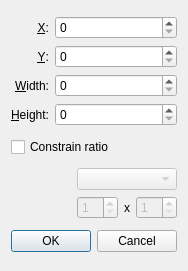
Before: the Qt Designer form lib/cropsidebar.ui in KDE/gwenview, drawn with Qt 5.
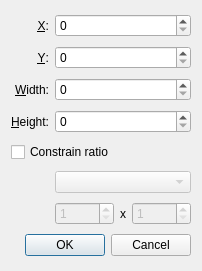
After: the same form once the commit is applied.

Commit message: Reworked layout.

Patch:
```diff
--- a/lib/cropsidebar.ui
+++ b/lib/cropsidebar.ui
@@ -5,13 +5,11 @@
    <rect>
     <x>0</x>
     <y>0</y>
-    <width>186</width>
+    <width>202</width>
     <height>271</height>
    </rect>
   </property>
-  <layout class="QGridLayout" name="gridLayout_2" >
-   <item row="0" column="0" colspan="2" >
-    <layout class="QGridLayout" >
+  <layout class="QGridLayout" name="gridLayout" >
      <item row="0" column="0" >
       <widget class="QLabel" name="label" >
        <property name="sizePolicy" >
@@ -89,76 +87,14 @@
      <item row="3" column="1" >
       <widget class="QSpinBox" name="heightSpinBox" />
      </item>
-    </layout>
-   </item>
-   <item row="1" column="0" colspan="2" >
-    <widget class="QCheckBox" name="constrainRatioCheckBox" >
-     <property name="text" >
-      <string>Constrain ratio</string>
-     </property>
-    </widget>
-   </item>
-   <item row="2" column="0" >
-    <spacer name="horizontalSpacer" >
-     <property name="orientation" >
-      <enum>Qt::Horizontal</enum>
-     </property>
-     <property name="sizeType" >
-      <enum>QSizePolicy::Fixed</enum>
-     </property>
-     <property name="sizeHint" stdset="0" >
-      <size>
-       <width>12</width>
-       <height>20</height>
-      </size>
-     </property>
-    </spacer>
-   </item>
-   <item row="2" column="1" >
-    <layout class="QGridLayout" name="gridLayout" >
-     <item row="1" column="0" >
-      <widget class="QSpinBox" name="ratioWidthSpinBox" >
-       <property name="enabled" >
-        <bool>false</bool>
-       </property>
-       <property name="minimum" >
-        <number>1</number>
-       </property>
-      </widget>
-     </item>
-     <item row="1" column="1" >
-      <widget class="QLabel" name="label_5" >
-       <property name="sizePolicy" >
-        <sizepolicy vsizetype="Preferred" hsizetype="Fixed" >
-         <horstretch>0</horstretch>
-         <verstretch>0</verstretch>
-        </sizepolicy>
-       </property>
-       <property name="text" >
-        <string>x</string>
-       </property>
-      </widget>
-     </item>
-     <item row="1" column="2" >
-      <widget class="QSpinBox" name="ratioHeightSpinBox" >
-       <property name="enabled" >
-        <bool>false</bool>
-       </property>
-       <property name="minimum" >
-        <number>1</number>
-       </property>
-      </widget>
-     </item>
-     <item row="0" column="0" colspan="3" >
+   <item row="6" column="1" >
       <widget class="QComboBox" name="ratioComboBox" >
        <property name="enabled" >
         <bool>false</bool>
        </property>
       </widget>
      </item>
-    </layout>
-   </item>
-   <item row="3" column="0" colspan="2" >
+   <item row="8" column="0" colspan="2" >
     <layout class="QHBoxLayout" >
      <property name="spacing" >
       <number>6</number>
@@ -173,7 +109,7 @@
        </property>
        <property name="sizeHint" stdset="0" >
         <size>
-         <width>40</width>
+         <width>20</width>
          <height>20</height>
         </size>
        </property>
@@ -191,6 +127,50 @@
      </item>
     </layout>
    </item>
+   <item row="7" column="1" >
+    <layout class="QHBoxLayout" name="horizontalLayout" >
+     <item>
+      <widget class="QSpinBox" name="ratioWidthSpinBox" >
+       <property name="enabled" >
+        <bool>false</bool>
+       </property>
+       <property name="minimum" >
+        <number>1</number>
+       </property>
+      </widget>
+     </item>
+     <item>
+      <widget class="QLabel" name="label_5" >
+       <property name="sizePolicy" >
+        <sizepolicy vsizetype="Preferred" hsizetype="Fixed" >
+         <horstretch>0</horstretch>
+         <verstretch>0</verstretch>
+        </sizepolicy>
+       </property>
+       <property name="text" >
+        <string>x</string>
+       </property>
+      </widget>
+     </item>
+     <item>
+      <widget class="QSpinBox" name="ratioHeightSpinBox" >
+       <property name="enabled" >
+        <bool>false</bool>
+       </property>
+       <property name="minimum" >
+        <number>1</number>
+       </property>
+      </widget>
+     </item>
+    </layout>
+   </item>
+   <item row="4" column="0" colspan="2" >
+    <widget class="QCheckBox" name="constrainRatioCheckBox" >
+     <property name="text" >
+      <string>Constrain ratio</string>
+     </property>
+    </widget>
+   </item>
   </layout>
  </widget>
  <tabstops>
```
Lines whose indentation alone changed are shown as unchanged.
